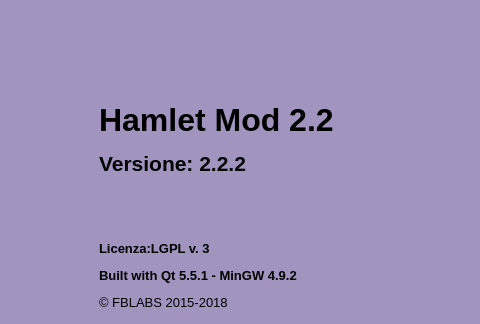
Above: mainwindow.ui from fblabs/hamlet-mod-sancon before the change; both pictures show x 324 to 804 and y 0 to 324 of the 979 by 780 pixel window. Below: the same form after it.
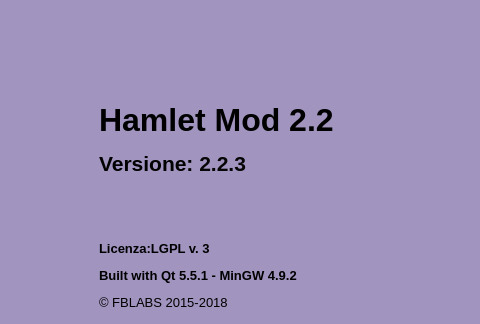
That is the form after the change. Icons and pictures are not drawn.

```diff
--- a/mainwindow.ui
+++ b/mainwindow.ui
@@ -539,7 +539,7 @@
       <item>
        <widget class="QLabel" name="label_2">
         <property name="text">
-         <string>&lt;html&gt;&lt;head/&gt;&lt;body&gt;&lt;p&gt;&lt;span style=&quot; font-size:24pt; font-weight:600;&quot;&gt;Hamlet Mod 2.2&lt;/span&gt;&lt;/p&gt;&lt;p&gt;&lt;span style=&quot; font-size:16pt; font-weight:600;&quot;&gt;Versione: &lt;/span&gt;&lt;span style=&quot; font-size:16pt; font-weight:600; color:#060606;&quot;&gt;2.2.2&lt;/span&gt;&lt;br/&gt;&lt;/p&gt;&lt;p&gt;&lt;br/&gt;&lt;/p&gt;&lt;p&gt;&lt;span style=&quot; font-size:10pt; font-weight:600;&quot;&gt;Licenza:LGPL v. 3&lt;/span&gt;&lt;/p&gt;&lt;p&gt;&lt;span style=&quot; font-size:10pt; font-weight:600;&quot;&gt;Built with Qt 5.5.1 - MinGW 4.9.2&lt;/span&gt;&lt;/p&gt;&lt;p&gt;&lt;span style=&quot; font-size:10pt;&quot;&gt;© FBLABS 2015-2018&lt;/span&gt;&lt;/p&gt;&lt;p&gt;&lt;a href=&quot;https://www.github.com/fblabs/hamlet-mod-sancon&quot;&gt;&lt;span style=&quot; text-decoration: underline; color:#0000ff;&quot;&gt;Sorgenti (github)&lt;/span&gt;&lt;/a&gt;&lt;/p&gt;&lt;/body&gt;&lt;/html&gt;</string>
+         <string>&lt;html&gt;&lt;head/&gt;&lt;body&gt;&lt;p&gt;&lt;span style=&quot; font-size:24pt; font-weight:600;&quot;&gt;Hamlet Mod 2.2&lt;/span&gt;&lt;/p&gt;&lt;p&gt;&lt;span style=&quot; font-size:16pt; font-weight:600;&quot;&gt;Versione: &lt;/span&gt;&lt;span style=&quot; font-size:16pt; font-weight:600; color:#060606;&quot;&gt;2.2.3&lt;/span&gt;&lt;br/&gt;&lt;/p&gt;&lt;p&gt;&lt;br/&gt;&lt;/p&gt;&lt;p&gt;&lt;span style=&quot; font-size:10pt; font-weight:600;&quot;&gt;Licenza:LGPL v. 3&lt;/span&gt;&lt;/p&gt;&lt;p&gt;&lt;span style=&quot; font-size:10pt; font-weight:600;&quot;&gt;Built with Qt 5.5.1 - MinGW 4.9.2&lt;/span&gt;&lt;/p&gt;&lt;p&gt;&lt;span style=&quot; font-size:10pt;&quot;&gt;© FBLABS 2015-2018&lt;/span&gt;&lt;/p&gt;&lt;p&gt;&lt;a href=&quot;https://www.github.com/fblabs/hamlet-mod-sancon&quot;&gt;&lt;span style=&quot; text-decoration: underline; color:#0000ff;&quot;&gt;Sorgenti (github)&lt;/span&gt;&lt;/a&gt;&lt;/p&gt;&lt;/body&gt;&lt;/html&gt;</string>
         </property>
         <property name="scaledContents">
          <bool>false</bool>
```
